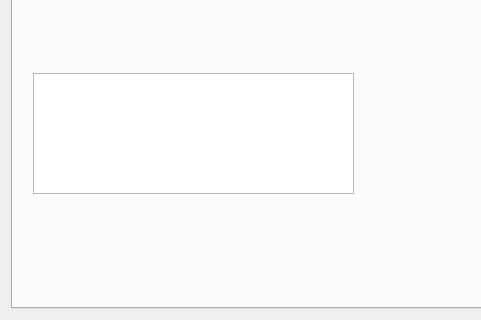
semiartist/SmartTable, file OpenCVWindow.ui: the form before one commit; both pictures show x 0 to 481 and y 354 to 674 of the 1020 by 674 pixel window.
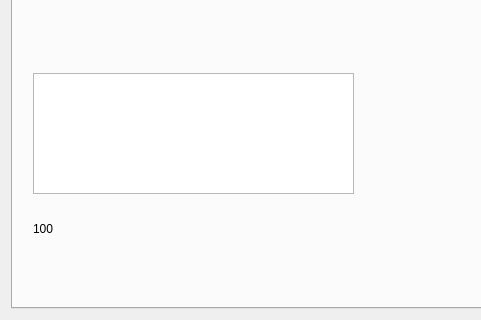
The form after the commit.

What changed in the file:
```diff
--- a/OpenCVWindow.ui
+++ b/OpenCVWindow.ui
@@ -46,6 +46,19 @@
         </rect>
        </property>
       </widget>
+      <widget class="QLabel" name="eularLabel">
+       <property name="geometry">
+        <rect>
+         <x>20</x>
+         <y>520</y>
+         <width>321</width>
+         <height>51</height>
+        </rect>
+       </property>
+       <property name="text">
+        <string>100</string>
+       </property>
+      </widget>
      </widget>
      <widget class="QWidget" name="tabProcessed">
       <attribute name="title">
```
